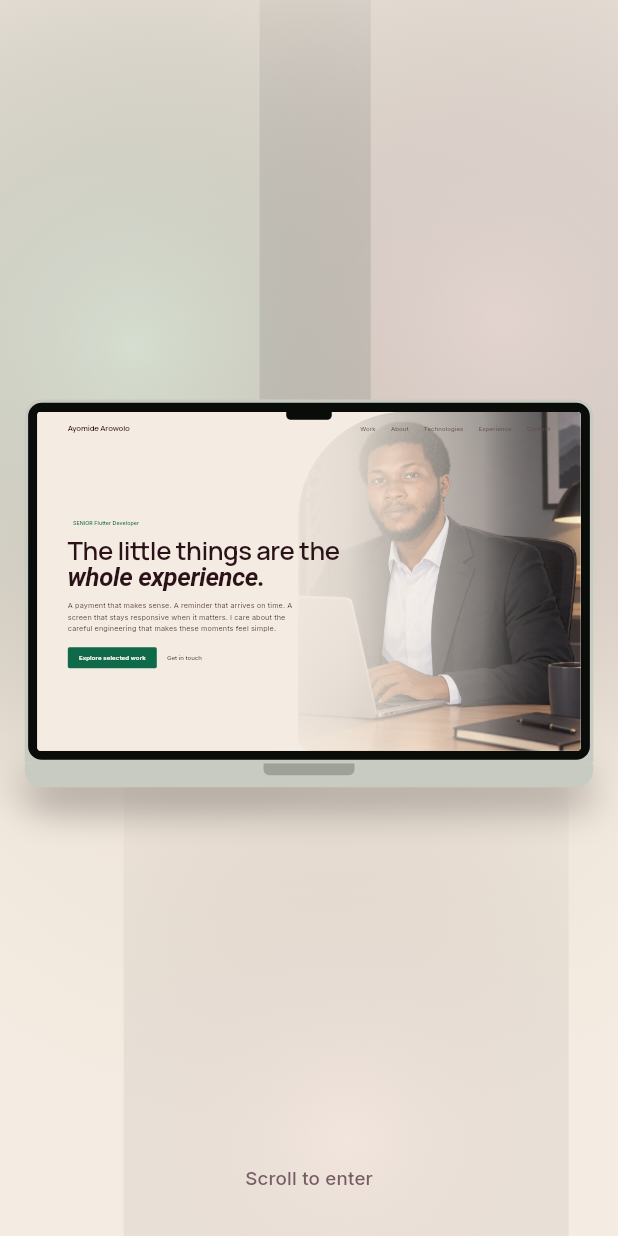
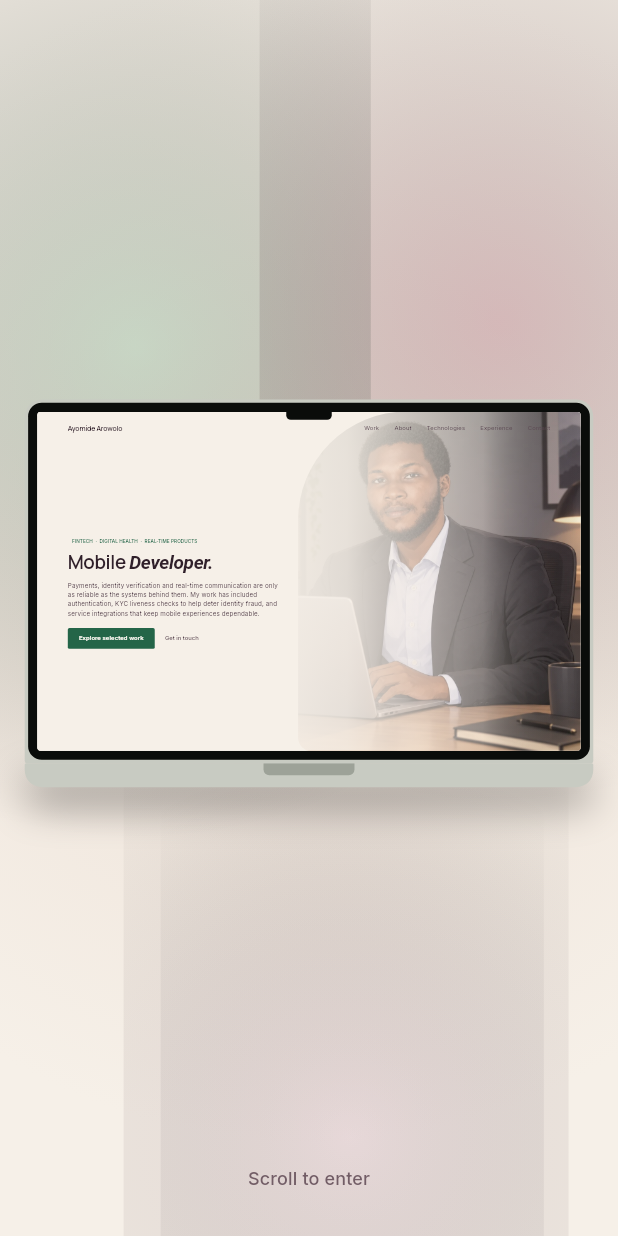
Before and after one commit to SteveTayor/portfolio, a Flutter app: the screen it shows after launch, on a phone screen of 412 x 824 dp. Run offline on Flutter 3.47's test engine with Material 3 defaults, Android fonts, the phone set to English and light mode, and no system bars; our stand-ins replace go_router, google_fonts, shared_preferences; missing offline and left inert: dart:html.

Commit message:
updated intro stage and other widgets

```diff
--- a/lib/app/app.dart
+++ b/lib/app/app.dart
@@ -16,8 +16,6 @@ class PortfolioApp extends StatefulWidget {
 }
 
 class _PortfolioAppState extends State<PortfolioApp> {
-  // Created exactly once. Rebuilding the router on every theme change is what
-  // caused the framework assertion in the previous version.
   late final GoRouter _router = buildRouter();
 
   static final ThemeData _light = AppTheme.build(Palette.light);
--- a/lib/core/content/profile.dart
+++ b/lib/core/content/profile.dart
@@ -1,7 +1,7 @@
 /// Verified professional identity. Edit values here, never in the layout.
 abstract final class Profile {
   static const String name = 'Ayomide Arowolo';
-  static const String title = 'Flutter Developer';
+  static const String title = 'Mobile Developer';
   static const String experience = '4+ years';
   static const String email = 'ayomidearose75@gmail.com';
   static const String github = 'https://github.com/SteveTayor';
@@ -19,12 +19,15 @@ abstract final class Profile {
   static const String location = 'Nigeria';
 
   /// Human, product-led introduction: specific without a canned "I build" line.
-  static const String heroTitle = 'The little things are the whole experience.';
+  static const String heroTitlePrefix = 'Mobile ';
+  static const String heroTitleEmphasis = 'Developer.';
+  static const String heroTitle = 'Mobile Developer.';
   static const String line =
-      'A payment that makes sense. A reminder that arrives on time. A '
-      'screen that stays responsive when it matters. I care about the '
-      'careful engineering that makes these moments feel simple.';
-
+      'Payments, identity verification and real-time communication '
+      'are only as reliable as the systems behind them. My work has '
+      'included authentication, KYC liveness checks to help deter '
+      'identity fraud, and service integrations that keep mobile '
+      'experiences dependable.';
   static const String closing =
       'Thoughtful software starts with understanding the problem.';
 }
--- a/lib/core/content/story.dart
+++ b/lib/core/content/story.dart
@@ -16,10 +16,20 @@ class Note {
 abstract final class Story {
   /// Words for the moving technology bands.
   static const List<String> bandOne = [
-    'Flutter', 'Dart', 'BLoC', 'Riverpod', 'Clean Architecture', 'CustomPainter',
+    'Flutter',
+    'Dart',
+    'BLoC',
+    'Riverpod',
+    'Clean Architecture',
+    'CustomPainter',
   ];
   static const List<String> bandTwo = [
-    'REST APIs', 'WebSocket', 'Firebase', 'JWT', 'Secure Storage', 'Continuous delivery',
+    'REST APIs',
+    'WebSocket',
+    'Firebase',
+    'JWT',
+    'Secure Storage',
+    'Continuous delivery',
   ];
 
   static const String aboutOne =
@@ -35,13 +45,19 @@ abstract final class Story {
       'code, and practical solutions that solve the actual problem.';
 
   static const List<Note> principles = [
-    Note('Build for real use',
-        'Features should work beyond the ideal demo scenario.'),
-    Note('Respect the existing system',
-        'New functionality must fit the architecture and avoid regressions.'),
-    Note('Make complexity manageable',
-        'Readable code, clear state and predictable behaviour keep products '
-            'easy to maintain.'),
+    Note(
+      'Build for real use',
+      'Features should work beyond the ideal demo scenario.',
+    ),
+    Note(
+      'Respect the existing system',
+      'New functionality must fit the architecture and avoid regressions.',
+    ),
+    Note(
+      'Make complexity manageable',
+      'Readable code, clear state and predictable behaviour keep products '
+          'easy to maintain.',
+    ),
   ];
 
   static const List<Note> expertise = [
@@ -51,14 +67,33 @@ abstract final class Story {
           'component design, state management, responsive layouts, '
           'navigation and routing, and theme systems that keep the interface '
           'consistent.',
-      ['Flutter', 'Dart', 'BLoC', 'Riverpod', 'go_router', 'Clean Architecture', 'CustomPainter', 'AnimationController'],
+      [
+        'Flutter',
+        'Dart',
+        'BLoC',
+        'Riverpod',
+        'go_router',
+        'Clean Architecture',
+        'CustomPainter',
+        'AnimationController',
+      ],
     ),
     Note(
       'Backend integration and services',
       'REST APIs and JSON, Firebase Authentication, session management, and '
           'the states a real product needs: loading, error, empty and retry, '
           'plus secure local storage and network connectivity handling.',
-      ['REST APIs', 'WebSocket', 'Firebase Authentication', 'Firestore', 'Cloud Functions', 'JWT', 'Secure Storage', 'Paystack SDK', 'KYC and liveness APIs'],
+      [
+        'REST APIs',
+        'WebSocket',
+        'Firebase Authentication',
+        'Firestore',
+        'Cloud Functions',
+        'JWT',
+        'Secure Storage',
+        'Paystack SDK',
+        'KYC and liveness APIs',
+      ],
     ),
     Note(
       'Quality, maintenance and delivery',
@@ -66,13 +101,20 @@ abstract final class Story {
           'shipped products, resolving interface and state issues, handling '
           'asynchronous data, and Git based development with testing across '
           'supported devices.',
-      ['Git', 'DevTools profiling', 'Unit and widget testing', 'Continuous delivery', 'Local Notifications', 'Alarm Manager'],
+      [
+        'Git',
+        'DevTools profiling',
+        'Unit and widget testing',
+        'Continuous delivery',
+        'Local Notifications',
+        'Alarm Manager',
+      ],
     ),
   ];
 
   static const List<Role> roles = [
     Role(
-      'Flutter Developer · Product Engineering',
+      'Mobile Developer · Product Engineering',
       'Bundlegram, fintech payment platform',
       'June 2025 to September 2026',
       'Contributed to the ongoing development of a live fintech application, '
@@ -87,7 +129,7 @@ abstract final class Story {
           'fintech application.',
     ),
     Role(
-      'Lead Flutter Developer',
+      'Lead Mobile Developer',
       'Medherence, digital health platform',
       'January 2025 to June 2025',
       'Architected a health application aligned with HIPAA using Clean '
@@ -113,17 +155,25 @@ abstract final class Story {
   ];
 
   static const List<Note> process = [
-    Note('Understand',
-        'Clarify the requirement, the existing structure, the problem the '
-            'user has and the acceptance criteria before building.'),
-    Note('Plan',
-        'Choose an approach that fits the architecture, name the '
-            'dependencies, and decide how errors and edge cases are handled.'),
-    Note('Build and verify',
-        'Implement the feature, connect the services, handle loading and '
-            'error states, and test the behaviour that matters.'),
-    Note('Refine and deliver',
-        'Review maintainability, responsiveness, regression risk and the '
-            'quality of the final experience.'),
+    Note(
+      'Understand',
+      'Clarify the requirement, the existing structure, the problem the '
+          'user has and the acceptance criteria before building.',
+    ),
+    Note(
+      'Plan',
+      'Choose an approach that fits the architecture, name the '
+          'dependencies, and decide how errors and edge cases are handled.',
+    ),
+    Note(
+      'Build and verify',
+      'Implement the feature, connect the services, handle loading and '
+          'error states, and test the behaviour that matters.',
+    ),
+    Note(
+      'Refine and deliver',
+      'Review maintainability, responsiveness, regression risk and the '
+          'quality of the final experience.',
+    ),
   ];
 }
--- a/lib/core/theme/palette.dart
+++ b/lib/core/theme/palette.dart
@@ -1,93 +1,10 @@
-// import 'package:flutter/material.dart';
-
-// /// Shared colour roles for a warm, nature-led palette with a little more life.
-// /// Atmospheric colours are used in low-opacity washes, not as competing accents.
-// @immutable
-// class Palette {
-//   const Palette({
-//     required this.brightness,
-//     required this.bg,
-//     required this.surface,
-//     required this.raised,
-//     required this.text,
-//     required this.text2,
-//     required this.muted,
-//     required this.accent,
-//     required this.onAccent,
-//     required this.border,
-//     required this.atmosphereTeal,
-//     required this.atmosphereBlue,
-//     required this.atmosphereRose,
-//   });
-
-//   final Brightness brightness;
-//   final Color bg;
-//   final Color surface;
-//   final Color raised;
-//   final Color text;
-//   final Color text2;
-//   final Color muted;
-//   final Color accent;
-//   final Color onAccent;
-//   final Color border;
-
-//   /// Secondary tones for soft gradients and image transitions. Keep these
-//   /// atmospheric rather than using them for labels or primary actions.
-//   final Color atmosphereTeal;
-//   final Color atmosphereBlue;
-//   final Color atmosphereRose;
-
-//   bool get isDark => brightness == Brightness.dark;
-
-//   /// Device materials, shared by both themes.
-//   static const Color silver = Color(0xFFC8CBC2);
-//   static const Color silverEdge = Color(0xFF9DA298);
-//   static const Color bezel = Color(0xFF0A0C0A);
-
-//   static const Palette dark = Palette(
-//     brightness: Brightness.dark,
-//     bg: Color(0xFF0F1210),
-//     surface: Color(0xFF151A16),
-//     raised: Color(0xFF1C221D),
-//     text: Color(0xFFEDEFE7),
-//     text2: Color(0xFFA9B1A4),
-//     muted: Color(0xFF7F887B),
-//     accent: Color(0xFFA3B993),
-//     onAccent: Color(0xFF0F1210),
-//     border: Color(0xFF2B322C),
-//     atmosphereTeal: Color(0xFF28554F),
-//     atmosphereBlue: Color(0xFF31495D),
-//     atmosphereRose: Color(0xFF513C48),
-//   );
-
-//   static const Palette light = Palette(
-//     brightness: Brightness.light,
-//     bg: Color(0xFFEFEEE7),
-//     surface: Color(0xFFE5E4DB),
-//     raised: Color(0xFFF7F6F1),
-//     text: Color(0xFF171A16),
-//     text2: Color(0xFF545B50),
-//     muted: Color(0xFF626A5E),
-//     accent: Color(0xFF486641),
-//     onAccent: Color(0xFFF7F6F1),
-//     border: Color(0xFFD3D2C7),
-//     atmosphereTeal: Color(0xFF9ECBC0),
-//     atmosphereBlue: Color(0xFFB5CADD),
-//     atmosphereRose: Color(0xFFDCC2CB),
-//   );
-
-//   static Palette of(BuildContext context) =>
-//       Theme.of(context).brightness == Brightness.dark ? dark : light;
-// }
-
 import 'package:flutter/material.dart';
 
-/// Shared colour roles: a velvet room by night, a soft beige room by day.
+/// A botanical-velvet colour system with a deliberate rhythm between sections.
 ///
-/// Deep wine and oxblood carry the dark theme, warm beige carries the light
-/// one, and emerald is the one living accent in both. Hot blood is a small,
-/// rare spark. Rose, mauve and emerald washes give atmosphere at low opacity
-/// and are never used for labels or primary actions.
+/// Emerald is the functional accent. Wine, rose, beige and mauve create the
+/// atmosphere through low-opacity washes and blended section surfaces. They
+/// should not become five competing button or label colours.
 @immutable
 class Palette {
   const Palette({
@@ -101,11 +18,12 @@ class Palette {
     required this.accent,
     required this.onAccent,
     required this.border,
-    required this.hot,
+    required this.emerald,
     required this.wine,
     required this.rose,
+    required this.beige,
     required this.mauve,
-    required this.emerald,
+    required this.hotBlood,
   });
 
   final Brightness brightness;
@@ -115,71 +33,72 @@ class Palette {
   final Color text;
   final Color text2;
   final Color muted;
+  final Color accent;
+  final Color onAccent;
   final Color border;
 
-  /// The main accent: emerald. Primary buttons, active states, links.
-  final Color accent;
-  final Color onAccent;
-
-  /// Hot blood. Large display words, a focus ring or one small marker, never
-  /// body text (it reaches about 4 to 1 on the dark theme).
-  final Color hot;
-
-  /// Washes for gradients, image transitions and quiet bands. Use at low
-  /// opacity, for atmosphere only.
+  /// Atmospheric colours used for blended section backgrounds and imagery.
+  final Color emerald;
   final Color wine;
   final Color rose;
+  final Color beige;
   final Color mauve;
-  final Color emerald;
+
+  /// A restrained, higher-energy red. Reserve it for rare micro-details.
+  final Color hotBlood;
 
   bool get isDark => brightness == Brightness.dark;
 
-  /// Kept so existing code that reads the old names keeps working.
+  // Backwards-compatible names for widgets that still use the earlier API.
   Color get atmosphereTeal => emerald;
-  Color get atmosphereBlue => mauve;
+  Color get atmosphereWine => wine;
   Color get atmosphereRose => rose;
+  Color get atmosphereBlue => beige;
+  Color get atmosphereMauve => mauve;
 
   /// Device materials, shared by both themes.
   static const Color silver = Color(0xFFC8CBC2);
   static const Color silverEdge = Color(0xFF9DA298);
   static const Color bezel = Color(0xFF0A0C0A);
 
-  /// Velvet.
+  /// Dark mode: blackened plum, warm ivory, botanical green and velvet wine.
   static const Palette dark = Palette(
     brightness: Brightness.dark,
-    bg: Color(0xFF150A0F), // oxblood black
-    surface: Color(0xFF1E0F15), // velvet
-    raised: Color(0xFF2A1520), // deep wine
-    border: Color(0xFF3B2029),
-    text: Color(0xFFF2E9DF), // soft beige
-    text2: Color(0xFFCDB9B4), // rose beige
-    muted: Color(0xFFA08A93), // dusty mauve
-    accent: Color(0xFF3DBE8B), // emerald
-    onAccent: Color(0xFF08150F),
-    hot: Color(0xFFD1344F), // hot blood
-    wine: Color(0xFF4A1322), // burgundy
-    rose: Color(0xFF6A3040), // dried rose
-    mauve: Color(0xFF5E4254),
-    emerald: Color(0xFF0E4A39),
+    bg: Color(0xFF160D13),
+    surface: Color(0xFF211820),
+    raised: Color(0xFF2D2029),
+    text: Color(0xFFF4ECE4),
+    text2: Color(0xFFD1C1C7),
+    muted: Color(0xFFAA96A1),
+    accent: Color(0xFF83C69D),
+    onAccent: Color(0xFF10241A),
+    border: Color(0xFF473741),
+    emerald: Color(0xFF347A5B),
+    wine: Color(0xFF8F425B),
+    rose: Color(0xFFB87990),
+    beige: Color(0xFFB49A7D),
+    mauve: Color(0xFF806A82),
+    hotBlood: Color(0xFFCF5362),
   );
 
-  /// Soft beige.
+  /// Light mode: soft beige paper, deep wine-tinted ink and living green.
   static const Palette light = Palette(
     brightness: Brightness.light,
-    bg: Color(0xFFF4ECE2), // soft beige
-    surface: Color(0xFFEBDFD2), // sand
-    raised: Color(0xFFFBF7F1), // ivory
-    border: Color(0xFFDCCBBD),
-    text: Color(0xFF2B1218), // deep wine
-    text2: Color(0xFF5F474C),
-    muted: Color(0xFF765D63), // dusty mauve
-    accent: Color(0xFF0F6A4A), // emerald
-    onAccent: Color(0xFFFBF7F1),
-    hot: Color(0xFFA3182E), // hot blood
-    wine: Color(0xFF6E1A2F), // burgundy
-    rose: Color(0xFFE7C6CB), // pale rose
-    mauve: Color(0xFFC9AEBB),
-    emerald: Color(0xFFA9D3C0),
+    bg: Color(0xFFF6F0E8),
+    surface: Color(0xFFEDE1D7),
+    raised: Color(0xFFFCF8F2),
+    text: Color(0xFF30202A),
+    text2: Color(0xFF594650),
+    muted: Color(0xFF725D66),
+    accent: Color(0xFF246548),
+    onAccent: Color(0xFFFCF8F2),
+    border: Color(0xFFDBCBC4),
+    emerald: Color(0xFF82B697),
+    wine: Color(0xFF8A3D55),
+    rose: Color(0xFFD8A8B8),
+    beige: Color(0xFFD9C0A1),
+    mauve: Color(0xFFB7A3B9),
+    hotBlood: Color(0xFFA92F45),
   );
 
   static Palette of(BuildContext context) =>
--- a/lib/core/theme/typography.dart
+++ b/lib/core/theme/typography.dart
@@ -3,15 +3,13 @@ import 'package:google_fonts/google_fonts.dart';
 
 import 'palette.dart';
 
-/// Manrope gives display text a confident, contemporary voice without the
-/// advertising/editorial feel of a high-contrast display serif. Inter remains
-/// the reading face for long-form copy and controls.
+/// A quieter, more compact type system: Manrope for headings and Inter for
+/// readable body copy, labels and controls.
 abstract final class Typo {
-  /// Apply a consistent, deliberate reduction to the portfolio's type scale.
-  /// Large display sizes are reduced more aggressively than small labels so
-  /// hierarchy remains clear without oversized, advertising-like headlines.
+  /// Reduce large display text consistently across every section. The cap also
+  /// prevents decorative footer text from overpowering the actual content.
   static double _displaySize(double size) =>
-      (size * 0.84).clamp(0.0, 80.0).toDouble();
+      (size * 0.74).clamp(0.0, 64.0).toDouble();
 
   static TextStyle display(
     Palette p,
@@ -36,12 +34,11 @@ abstract final class Typo {
     Palette p, {
     double size = 17,
     Color? color,
-    double height = 1.45,
+    double height = 1.48,
     FontWeight weight = FontWeight.w400,
   }) {
     return GoogleFonts.inter(
-      // Body copy is reduced gently, keeping paragraphs comfortably readable.
-      fontSize: size * 0.95,
+      fontSize: size * 0.92,
       height: height,
       color: color ?? p.text2,
       fontWeight: weight,
@@ -50,11 +47,11 @@ abstract final class Typo {
 
   static TextStyle label(Palette p, {Color? color, double size = 13}) {
     return GoogleFonts.inter(
-      fontSize: size * 0.96,
+      fontSize: size * 0.92,
       height: 1.35,
       color: color ?? p.muted,
       fontWeight: FontWeight.w500,
-      letterSpacing: 0.15,
+      letterSpacing: 0.12,
     );
   }
 }
--- a/lib/features/home/intro/hero_composition.dart
+++ b/lib/features/home/intro/hero_composition.dart
@@ -34,8 +34,8 @@ class HeroComposition extends StatelessWidget {
         final mobile = w < Bp.mobile;
         final padX = Bp.pad(w);
         final headlineSize = mobile
-            ? (w < 380 ? 38.0 : 46.0)
-            : (w >= 1240 ? 72.0 : (w >= 1080 ? 64.0 : 54.0));
+            ? (w < 380 ? 40.0 : 44.0)
+            : (w >= 1240 ? 60.0 : (w >= 1080 ? 56.0 : 52.0));
 
         Widget copy() {
           return Column(
@@ -45,20 +45,15 @@ class HeroComposition extends StatelessWidget {
               Row(
                 mainAxisSize: MainAxisSize.min,
                 children: [
-                  // Container(width: 30, height: 1, color: p.accent),
-                  const SizedBox(width: 12),
+                  // Container(width: 22, height: 1, color: p.accent),
+                  const SizedBox(width: 10),
                   Flexible(
                     child: Text(
-                      mobile && w < 380
-                          // ? '${Profile.experience} · Flutter'
-                          ? 'Flutter Developer'
-                          : 'SENIOR Flutter Developer',
-
-                      // : '${Profile.experience} ·SENIOR Flutter Developer',
+                      'FINTECH  ·  DIGITAL HEALTH  ·  REAL-TIME PRODUCTS',
                       style: Typo.label(
                         p,
                         color: p.accent,
-                        size: mobile && w < 380 ? 11 : 13,
+                        size: mobile ? 10.5 : 12,
                       ),
                       maxLines: 1,
                       overflow: TextOverflow.ellipsis,
@@ -66,36 +61,37 @@ class HeroComposition extends StatelessWidget {
                   ),
                 ],
               ),
-              SizedBox(height: mobile ? 18 : 24),
+              SizedBox(height: mobile ? 14 : 18),
               ConstrainedBox(
-                constraints: BoxConstraints(maxWidth: mobile ? w : 680),
+                constraints: BoxConstraints(maxWidth: mobile ? w : 620),
                 child: Semantics(
                   header: true,
+                  label: Profile.heroTitle,
                   child: Text.rich(
                     TextSpan(
                       children: [
-                        const TextSpan(text: 'The little things are the '),
+                        TextSpan(text: Profile.heroTitlePrefix),
                         TextSpan(
-                          text: 'whole experience.',
-                          // One deliberate italic accent. Italics stay available
-                          // as an editorial detail, not a repeated visual rule.
+                          text: Profile.heroTitleEmphasis,
+                          // A single editorial italic detail; the rest of the
+                          // portfolio typography remains upright and restrained.
                           style: const TextStyle(fontStyle: FontStyle.italic),
                         ),
                       ],
                     ),
-                    style: Typo.display(p, headlineSize, height: 1.05),
+                    style: Typo.display(p, headlineSize, height: 1.04),
                   ),
                 ),
               ),
-              SizedBox(height: mobile ? 16 : 22),
+              SizedBox(height: mobile ? 14 : 18),
               ConstrainedBox(
-                constraints: BoxConstraints(maxWidth: mobile ? w : 560),
+                constraints: BoxConstraints(maxWidth: mobile ? w : 500),
                 child: Text(
                   Profile.line,
-                  style: Typo.body(p, size: mobile ? 15 : 18, height: 1.55),
+                  style: Typo.body(p, size: mobile ? 14.5 : 16, height: 1.52),
                 ),
               ),
-              SizedBox(height: mobile ? 22 : 30),
+              SizedBox(height: mobile ? 18 : 24),
               Wrap(
                 spacing: 24,
                 runSpacing: 4,
@@ -263,9 +259,9 @@ class PortraitArch extends StatelessWidget {
                                 begin: Alignment.topLeft,
                                 end: Alignment.bottomRight,
                                 colors: [
-                                  p.atmosphereTeal.withAlpha(28),
-                                  Colors.transparent,
-                                  p.atmosphereBlue.withAlpha(24),
+                                  p.emerald.withAlpha(34),
+                                  Color.lerp(p.wine, p.mauve, 0.45)!.withAlpha(26),
+                                  p.beige.withAlpha(30),
                                 ],
                               ),
                             ),
--- a/lib/features/home/intro/intro_stage.dart
+++ b/lib/features/home/intro/intro_stage.dart
@@ -143,7 +143,7 @@ class _IntroStageState extends State<IntroStage>
                               gradient: RadialGradient(
                                 radius: 1.05,
                                 colors: [
-                                  p.atmosphereTeal.withAlpha(95),
+                                  p.emerald.withAlpha(95),
                                   Colors.transparent,
                                 ],
                               ),
@@ -162,7 +162,7 @@ class _IntroStageState extends State<IntroStage>
                               gradient: RadialGradient(
                                 radius: 1.0,
                                 colors: [
-                                  p.atmosphereBlue.withAlpha(83),
+                                  p.wine.withAlpha(72),
                                   Colors.transparent,
                                 ],
                               ),
@@ -181,7 +181,26 @@ class _IntroStageState extends State<IntroStage>
                               gradient: RadialGradient(
                                 radius: 1.0,
                                 colors: [
-                                  p.atmosphereRose.withAlpha(48),
+                                  p.rose.withAlpha(48),
+                                  Colors.transparent,
+                                ],
+                              ),
+                            ),
+                          ),
+                        ),
+                      ),
+                      Positioned(
+                        left: vw * 0.26,
+                        bottom: -vh * 0.28,
+                        width: vw * 0.62,
+                        height: vh * 0.72,
+                        child: IgnorePointer(
+                          child: DecoratedBox(
+                            decoration: BoxDecoration(
+                              gradient: RadialGradient(
+                                radius: 1.0,
+                                colors: [
+                                  p.mauve.withAlpha(42),
                                   Colors.transparent,
                                 ],
                               ),
--- a/lib/features/home/sections/expertise_section.dart
+++ b/lib/features/home/sections/expertise_section.dart
@@ -18,9 +18,11 @@ class ExpertiseSection extends StatelessWidget {
         end: Alignment.bottomLeft,
         colors: [
           p.bg,
-          Color.lerp(p.bg, p.atmosphereBlue, 0.08)!,
+          Color.lerp(p.bg, p.beige, 0.12)!,
+          Color.lerp(p.bg, p.emerald, 0.08)!,
           p.bg,
         ],
+        stops: const [0.0, 0.42, 0.78, 1.0],
       ),
       child: Column(
         crossAxisAlignment: CrossAxisAlignment.start,
--- a/lib/features/home/widgets/flying_bird.dart
+++ b/lib/features/home/widgets/flying_bird.dart
@@ -88,8 +88,8 @@ class _FlyingBirdState extends State<FlyingBird>
               phase: _flap.value * math.pi * 2,
               accent: p.accent,
               ink: p.text2,
-              washTeal: p.atmosphereTeal,
-              washBlue: p.atmosphereBlue,
+              washTeal: p.emerald,
+              washBlue: p.mauve,
               dark: p.isDark,
             ),
           ),
```
Also changed, not shown: lib/core/content/projects.dart (+29 -6 lines), lib/core/widgets/stage.dart (+4 -3 lines), lib/features/home/sections/about_section.dart (+4 -3 lines), lib/features/home/sections/experience_section.dart (+5 -3 lines), lib/features/home/sections/work_section.dart (+4 -3 lines), 3 other files.
